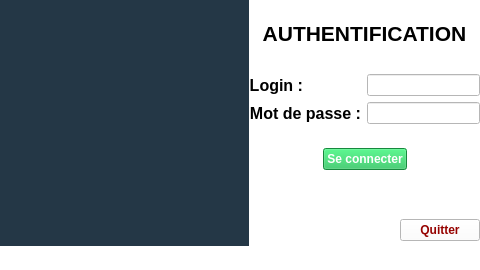
Above: uiauthentification.ui from thiongane-ndiaga/gestion_des_notes before the change. Below: the same form after it.
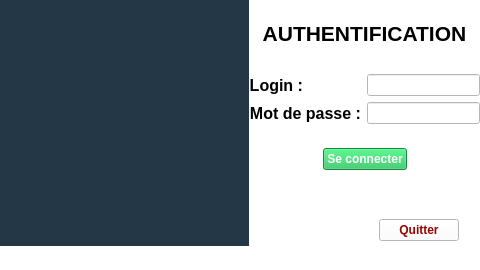
That is the form after the change. Icons and pictures are not drawn.

```diff
--- a/uiauthentification.ui
+++ b/uiauthentification.ui
@@ -280,6 +280,22 @@
        </property>
       </widget>
      </item>
+     <item>
+      <spacer name="horizontalSpacer_6">
+       <property name="orientation">
+        <enum>Qt::Horizontal</enum>
+       </property>
+       <property name="sizeType">
+        <enum>QSizePolicy::Fixed</enum>
+       </property>
+       <property name="sizeHint" stdset="0">
+        <size>
+         <width>21</width>
+         <height>21</height>
+        </size>
+       </property>
+      </spacer>
+     </item>
     </layout>
    </widget>
   </widget>
```
Left out of the diff: 2 changed lines with no effect on the pictures.
